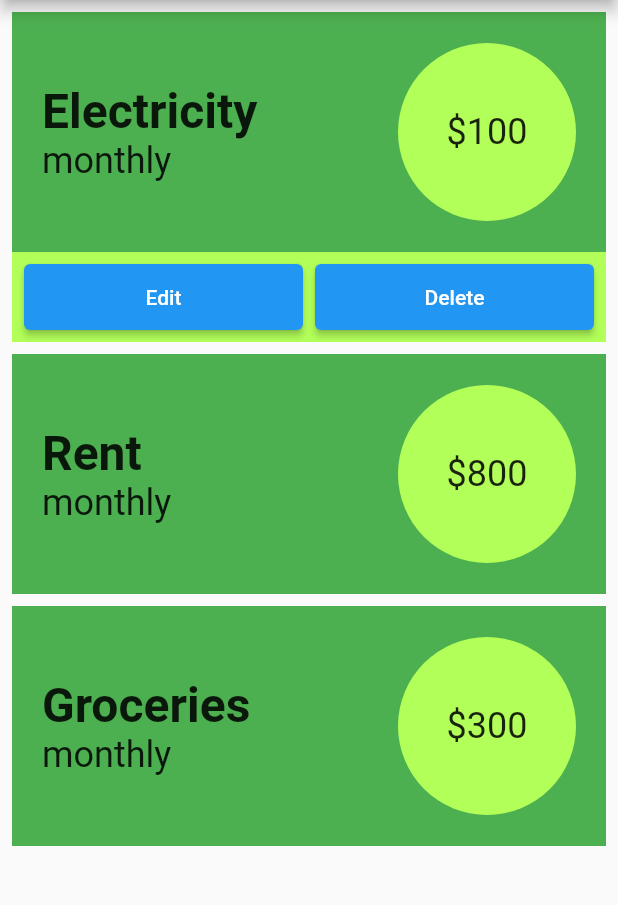
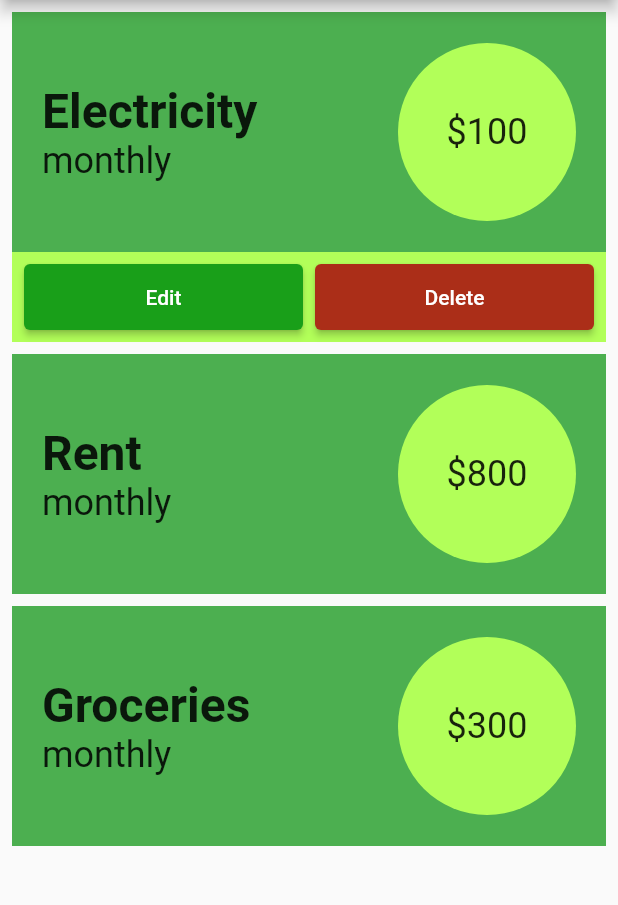
Before and after one commit to LechintanTudor/mobile-labs, a Flutter app: the screen it shows after launch, after a tap on "Electricity", after a tap on "Edit", on a phone screen of 412 x 824 dp, the part 84-989 px from its top. Run offline on Flutter 3.47's test engine with Material 2 defaults, Android fonts, the light colour scheme and no system bars; our stand-ins replace equatable, flutter_bloc.

Commit message:
Fix null callbacks in expense list

```diff
--- a/big_bucks_app_non_native/lib/components/containers/expense_list_container.dart
+++ b/big_bucks_app_non_native/lib/components/containers/expense_list_container.dart
@@ -18,6 +18,12 @@ class ExpenseListContainer extends StatelessWidget {
             var expensesCubit = context.read<ExpensesCubit>();
             expensesCubit.toggleSelectExpenseById(expenseId);
           },
+          onEditPressed: (expenseId) {
+            debugPrint('Edit $expenseId');
+          },
+          onDeletePressed: (expenseId) {
+            debugPrint('Delete $expenseId');
+          },
         );
       },
     );
--- a/big_bucks_app_non_native/lib/components/presentational/expense_card.dart
+++ b/big_bucks_app_non_native/lib/components/presentational/expense_card.dart
@@ -100,6 +100,9 @@ class ExpenseCard extends StatelessWidget {
                     flex: 1,
                     child: ElevatedButton(
                       onPressed: _onEditPressed,
+                      style: ElevatedButton.styleFrom(
+                        backgroundColor: const Color.fromARGB(255, 25, 159, 25),
+                      ),
                       child: const Text("Edit"),
                     ),
                   ),
@@ -110,6 +113,9 @@ class ExpenseCard extends StatelessWidget {
                     flex: 1,
                     child: ElevatedButton(
                       onPressed: _onDeletePressed,
+                      style: ElevatedButton.styleFrom(
+                        backgroundColor: const Color.fromARGB(255, 171, 46, 24),
+                      ),
                       child: const Text("Delete"),
                     ),
                   ),
```
Also changed, not shown: big_bucks_app_non_native/lib/components/presentational/expense_list.dart (+10 -3 lines).
